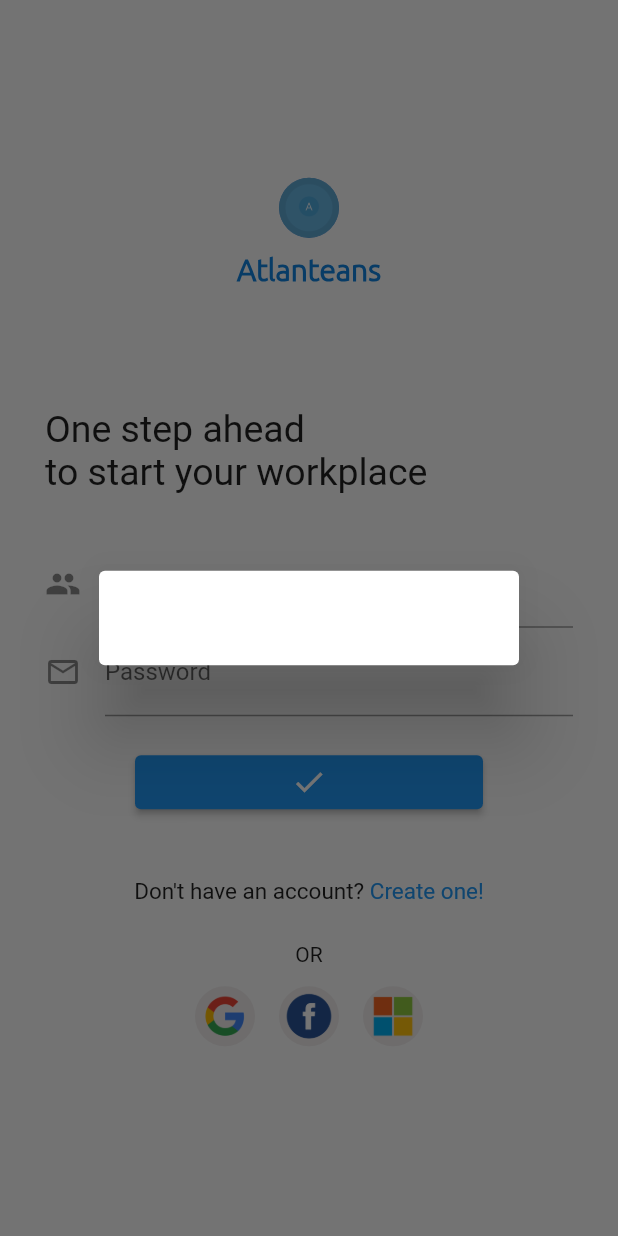
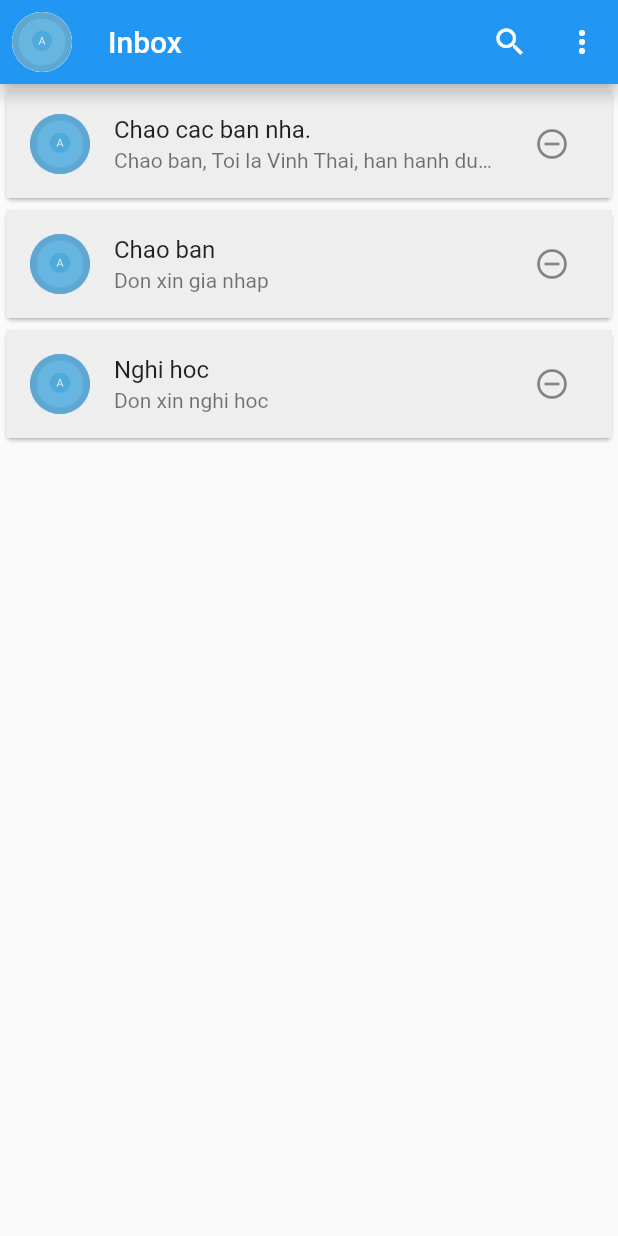
Before and after one commit to lelouisdevn/email-mobile-app, a Flutter app: the screen it shows after launch, after a tap on the "check" icon, on a phone screen of 412 x 824 dp. Run offline on Flutter 3.47's test engine with Material 2 defaults, Android fonts, the phone set to English and light mode, and no system bars; project files that could hold a hidden picture were left out.

Commit message:
12/10/2022

```diff
--- /dev/null
+++ b/lib/email.dart
@@ -0,0 +1,13 @@
+class Email {
+  final String? id;
+  final String sentFrom;
+  final String content;
+  final String subject;
+
+  Email({
+    this.id,
+    required this.sentFrom,
+    required this.content,
+    required this.subject,
+  });
+}
--- /dev/null
+++ b/lib/email_item_card.dart
@@ -0,0 +1,33 @@
+import 'package:flutter/material.dart';
+import 'package:atlanteans_email/email.dart';
+
+class EmailItemCard extends StatefulWidget {
+  final Email email;
+  const EmailItemCard(this.email, {super.key});
+
+  @override
+  State<EmailItemCard> createState() => _EmailItemCardState();
+}
+
+class _EmailItemCardState extends State<EmailItemCard> {
+  @override
+  Widget build(BuildContext context) {
+    return Card(
+      child: ListTile(
+        tileColor: Colors.grey.shade200,
+        leading: const CircleAvatar(
+            backgroundImage: AssetImage('assets/images/logo.png')),
+        title: Text(widget.email.subject),
+        subtitle: Text(
+          widget.email.content,
+          maxLines: 1,
+          overflow: TextOverflow.ellipsis,
+        ),
+        trailing: IconButton(
+          onPressed: () {},
+          icon: const Icon(Icons.remove_circle_outline),
+        ),
+      ),
+    );
+  }
+}
--- /dev/null
+++ b/lib/email_manager.dart
@@ -0,0 +1,27 @@
+import 'email.dart';
+import 'package:flutter/material.dart';
+
+class EmailManager with ChangeNotifier {
+  final List _emails = [
+    Email(
+        sentFrom: "vanaB12345@student.com",
+        content:
+            "Chao ban, Toi la Vinh Thai, han hanh duoc lam quen voi cac ban, Toi la Vinh Thai, han hanh duoc lam quen voi cac ban",
+        subject: "Chao cac ban nha. "),
+    Email(
+        sentFrom: "thaingo1202@outlook.com",
+        content: "Don xin gia nhap",
+        subject: "Chao ban"),
+    Email(
+        sentFrom: "thic@student.com",
+        content: "Don xin nghi hoc",
+        subject: "Nghi hoc"),
+  ];
+  int get emailCount {
+    return _emails.length;
+  }
+
+  List get emails {
+    return [..._emails];
+  }
+}
--- a/lib/login.dart
+++ b/lib/login.dart
@@ -64,15 +64,14 @@ class _LoginPageState extends State<LoginPage> {
                 Padding(
                   padding: const EdgeInsets.all(20.0),
                   child: ElevatedButton(
-                      onPressed: () {
-                        showDialog(context: context, builder: (context){
-                          return AlertDialog(content: Text(myController.text),);
-                        });
-                      },
-                      child: Container(
-                        width: 200,
-                        child: const Icon(Icons.check),
-                      )),
+                    onPressed: () {
+                      Navigator.of(context).pushReplacementNamed('/all-emails');
+                    },
+                    child: Container(
+                      width: 200,
+                      child: const Icon(Icons.check),
+                    ),
+                  ),
                 ),
                 Padding(
                   padding: const EdgeInsets.all(20.0),
--- a/lib/main.dart
+++ b/lib/main.dart
@@ -1,8 +1,7 @@
+import 'package:atlanteans_email/email_manager.dart';
+import 'package:atlanteans_email/overview.dart';
 import 'package:flutter/material.dart';
-
-import 'package:atlanteans_email/login.dart';
-
-
+import './login.dart';
 
 void main() {
   runApp(const MyApp());
@@ -21,6 +20,9 @@ class MyApp extends StatelessWidget {
         ),
         debugShowCheckedModeBanner: false,
         home: const LoginPage(),
+        routes: {
+          EmailItem.routeName: (context) => const EmailItem(),
+        },
     );
   }
 }
--- /dev/null
+++ b/lib/overview.dart
@@ -0,0 +1,89 @@
+import 'package:atlanteans_email/email_item_card.dart';
+import 'package:flutter/material.dart';
+// import 'package:atlanteans_email/email.dart';
+import 'package:atlanteans_email/email_manager.dart';
+
+//emails screen
+class EmailItem extends StatefulWidget {
+  const EmailItem({super.key});
+
+  static const routeName = '/all-emails';
+
+  @override
+  State<EmailItem> createState() => _EmailItemState();
+}
+
+class _EmailItemState extends State<EmailItem> {
+  final emails = EmailManager();
+  @override
+  Widget build(BuildContext context) {
+    return Scaffold(
+      appBar: AppBar(
+        backgroundColor: Colors.blue,
+        leading: const FittedBox(
+          fit: BoxFit.scaleDown,
+          child: CircleAvatar(
+            backgroundColor: Colors.white,
+            backgroundImage: AssetImage("assets/images/logo.png"),
+          ),
+        ),
+        title: const Text("Inbox"),
+        actions: [
+          IconButton(
+            onPressed: () {},
+            icon: const Icon(Icons.search),
+          ),
+          IconButton(
+            onPressed: () {},
+            icon: const Icon(Icons.more_vert),
+          ),
+        ],
+      ),
+      body: ListView.builder(
+          itemCount: emails.emailCount,
+          itemBuilder: (context, index) {
+            return Dismissible(
+              background: Container(
+                padding: const EdgeInsets.only(right: 20),
+                color: Colors.red,
+                alignment: Alignment.centerRight,
+                child: const Icon(
+                  Icons.delete,
+                  color: Colors.white,
+                  size: 30,
+                ),
+              ),
+              direction: DismissDirection.endToStart,
+              key: ValueKey(emails.emails[index]),
+              confirmDismiss: ((direction) {
+                return showComfirmDialogue(context, 'Remove this email?');
+              }),
+              child: EmailItemCard(emails.emails[index]),
+            );
+          }),
+    );
+  }
+
+  Future<bool?> showComfirmDialogue(BuildContext context, String message) {
+    return showDialog(
+      context: context,
+      builder: (ctx) => AlertDialog(
+        title: const Text('Are you sure?'),
+        content: Text(message),
+        actions: [
+          TextButton(
+              onPressed: () {
+                Navigator.of(context).pop(false);
+              },
+              child: const Text('No')),
+          TextButton(
+            onPressed: () {
+              Navigator.of(context).pop(true);
+            },
+            child: const Text('Yes'),
+          )
+        ],
+      ),
+    );
+  }
+}
```
